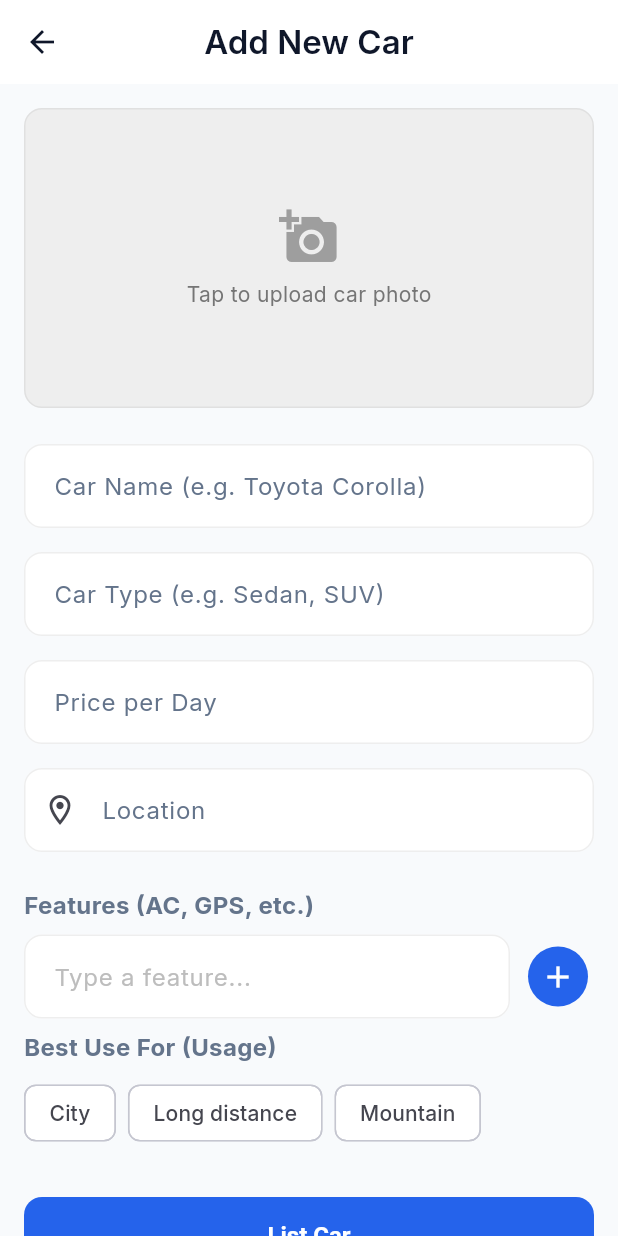
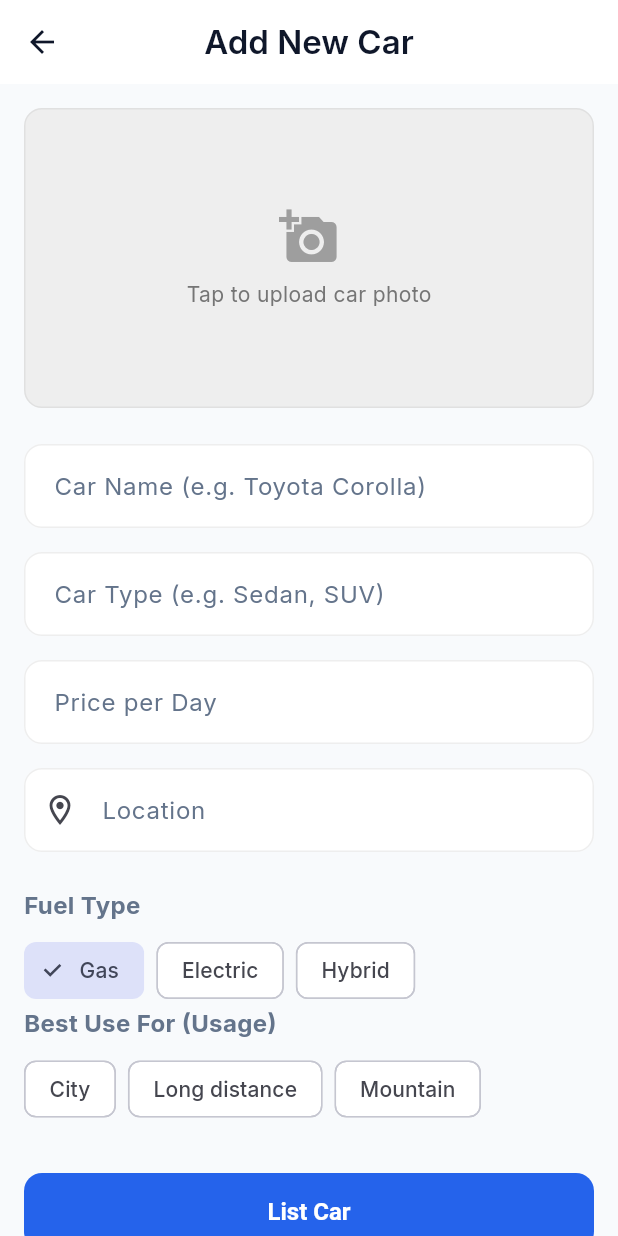
Before and after one commit to Mussiee/Car_Rental, a Flutter app: the AddCarScreen screen opened directly, on a phone screen of 412 x 824 dp. Run offline on Flutter 3.47's test engine with Material 3 defaults, Android fonts, the phone set to English and light mode, and no system bars; our stand-ins replace cached_network_image, cloud_firestore, firebase_auth, firebase_core, flutter_dotenv, google_fonts and 2 more; accounts and stored records are empty.

Commit message:
fix: added a way to tell car fuel types

```diff
--- a/lib/core/models/car.dart
+++ b/lib/core/models/car.dart
@@ -7,7 +7,7 @@ class Car {
   final double rating;
   final String image;
   final int routeFitScore;
-  final List<String> features;
+  final String fuelType; // Gas, Electric, Hybrid
   final List<String> suitable;
   final String location;
   final List<String> usage; // city, long distance, mountain
@@ -21,7 +21,7 @@ class Car {
     required this.rating,
     required this.image,
     required this.routeFitScore,
-    required this.features,
+    required this.fuelType,
     required this.suitable,
     required this.location,
     required this.usage,
@@ -37,7 +37,9 @@ class Car {
       rating: (data['rating'] ?? 0).toDouble(),
       image: data['image'] ?? '',
       routeFitScore: data['routeFitScore'] ?? 0,
-      features: List<String>.from(data['features'] ?? []),
+      fuelType: (data['features'] is List && (data['features'] as List).isNotEmpty)
+          ? (data['features'] as List).first.toString()
+          : data['fuelType'] ?? 'Gas',
       suitable: List<String>.from(data['suitable'] ?? []),
       location: data['location'] ?? '',
       usage: List<String>.from(data['usage'] ?? []),
@@ -53,7 +55,7 @@ class Car {
       'rating': rating,
       'image': image,
       'routeFitScore': routeFitScore,
-      'features': features,
+      'features': [fuelType],
       'suitable': suitable,
       'location': location,
       'usage': usage,
--- a/lib/features/cars/car_details_screen.dart
+++ b/lib/features/cars/car_details_screen.dart
@@ -104,11 +104,18 @@ class CarDetailsScreen extends StatelessWidget {
                       Container(padding: const EdgeInsets.symmetric(horizontal: 12, vertical: 4), decoration: BoxDecoration(color: Theme.of(context).primaryColor.withOpacity(0.1), borderRadius: BorderRadius.circular(8)), child: Text(car.type, style: TextStyle(color: Theme.of(context).primaryColor, fontWeight: FontWeight.bold))),
                     ]),
                     const SizedBox(height: 24),
-                    Text('Features', style: Theme.of(context).textTheme.titleMedium?.copyWith(fontWeight: FontWeight.bold)),
+                    Text('Fuel Type', style: Theme.of(context).textTheme.titleMedium?.copyWith(fontWeight: FontWeight.bold)),
                     const SizedBox(height: 8),
-                    Wrap(spacing: 8, runSpacing: 8, children: car.features.isEmpty
-                        ? [const Text('No features listed', style: TextStyle(color: Colors.grey, fontSize: 12))]
-                        : car.features.map((feature) => Chip(label: Text(feature), backgroundColor: Colors.grey[100], labelStyle: const TextStyle(fontSize: 12))).toList()),
+                    Chip(
+                      avatar: Icon(
+                        car.fuelType == 'Electric' ? Icons.electric_car :
+                        car.fuelType == 'Hybrid' ? Icons.eco : Icons.local_gas_station,
+                        size: 18,
+                      ),
+                      label: Text(car.fuelType),
+                      backgroundColor: Colors.grey[100],
+                      labelStyle: const TextStyle(fontSize: 12),
+                    ),
                     const SizedBox(height: 24),
                     Text('Best Used For', style: Theme.of(context).textTheme.titleMedium?.copyWith(fontWeight: FontWeight.bold)),
                     const SizedBox(height: 8),
--- a/lib/features/cars/edit_car_screen.dart
+++ b/lib/features/cars/edit_car_screen.dart
@@ -23,8 +23,8 @@ class _EditCarScreenState extends State<EditCarScreen> {
   late TextEditingController _typeCtrl;
   late TextEditingController _priceCtrl;
   late TextEditingController _locationCtrl;
-  final _featureCtrl = TextEditingController();
-  List<String> _features = [];
+  String _selectedFuelType = 'Gas';
+  final List<String> _fuelTypes = ['Gas', 'Electric', 'Hybrid'];
   List<String> _selectedUsage = [];
   final List<String> _usageOptions = ['city', 'long distance', 'mountain'];
   XFile? _pickedFile;
@@ -39,13 +39,13 @@ class _EditCarScreenState extends State<EditCarScreen> {
     _priceCtrl = TextEditingController(text: widget.car.price.toString());
     _locationCtrl = TextEditingController(text: widget.car.location);
     _selectedUsage = List.from(widget.car.usage);
-    _features = List.from(widget.car.features);
+    _selectedFuelType = widget.car.fuelType;
   }
 
   @override
   void dispose() {
     _nameCtrl.dispose(); _typeCtrl.dispose(); _priceCtrl.dispose();
-    _locationCtrl.dispose(); _featureCtrl.dispose();
+    _locationCtrl.dispose();
     super.dispose();
   }
 
@@ -85,15 +85,12 @@ class _EditCarScreenState extends State<EditCarScreen> {
             const SizedBox(height: 16),
             TextFormField(controller: _locationCtrl, decoration: const InputDecoration(labelText: 'Location', prefixIcon: Icon(Icons.location_on_outlined)), validator: (v) => v!.isEmpty ? 'Required' : null),
             const SizedBox(height: 24),
-            const Text('Features', style: TextStyle(fontWeight: FontWeight.bold, fontSize: 16)),
+            const Text('Fuel Type', style: TextStyle(fontWeight: FontWeight.bold, fontSize: 16)),
             const SizedBox(height: 8),
-            Row(children: [
-              Expanded(child: TextFormField(controller: _featureCtrl, decoration: const InputDecoration(hintText: 'Add feature (AC, GPS...)'), onFieldSubmitted: (v) { if (v.trim().isNotEmpty) { setState(() { _features.add(v.trim()); _featureCtrl.clear(); }); } })),
-              const SizedBox(width: 8),
-              IconButton.filled(onPressed: () { if (_featureCtrl.text.trim().isNotEmpty) { setState(() { _features.add(_featureCtrl.text.trim()); _featureCtrl.clear(); }); } }, icon: const Icon(Icons.add)),
-            ]),
-            const SizedBox(height: 8),
-            Wrap(spacing: 8, children: _features.map((f) => Chip(label: Text(f), onDeleted: () => setState(() => _features.remove(f)))).toList()),
+            Wrap(spacing: 8, children: _fuelTypes.map((fuel) {
+              final isSelected = _selectedFuelType == fuel;
+              return ChoiceChip(label: Text(fuel), selected: isSelected, onSelected: (_) => setState(() => _selectedFuelType = fuel));
+            }).toList()),
             const Text('Best Use For (Usage)', style: TextStyle(fontWeight: FontWeight.bold, fontSize: 16)),
             const SizedBox(height: 8),
             Wrap(spacing: 8, children: _usageOptions.map((opt) {
@@ -123,7 +120,7 @@ class _EditCarScreenState extends State<EditCarScreen> {
       if (_pickedFile != null) {
         imageUrl = await storage.uploadImage(_pickedFile!, 'cars/${DateTime.now().millisecondsSinceEpoch}_${widget.car.ownerId}.jpg');
       }
-      final updatedCar = Car(id: widget.car.id, ownerId: widget.car.ownerId, name: _nameCtrl.text.trim(), type: _typeCtrl.text.trim(), price: double.parse(_priceCtrl.text.trim()), rating: widget.car.rating, image: imageUrl, routeFitScore: widget.car.routeFitScore, features: _features, suitable: widget.car.suitable, location: _locationCtrl.text.trim(), usage: _selectedUsage);
+      final updatedCar = Car(id: widget.car.id, ownerId: widget.car.ownerId, name: _nameCtrl.text.trim(), type: _typeCtrl.text.trim(), price: double.parse(_priceCtrl.text.trim()), rating: widget.car.rating, image: imageUrl, routeFitScore: widget.car.routeFitScore, fuelType: _selectedFuelType, suitable: widget.car.suitable, location: _locationCtrl.text.trim(), usage: _selectedUsage);
       await firestore.createCar(updatedCar);
       if (mounted) { Navigator.pop(context); ScaffoldMessenger.of(context).showSnackBar(const SnackBar(content: Text('Car listing updated!'))); }
     } catch (e) {
--- a/lib/features/owner/owner_cars_screen.dart
+++ b/lib/features/owner/owner_cars_screen.dart
@@ -164,8 +164,8 @@ class _AddCarScreenState extends State<AddCarScreen> {
   final _typeCtrl = TextEditingController();
   final _priceCtrl = TextEditingController();
   final _locationCtrl = TextEditingController();
-  final _featureCtrl = TextEditingController();
-  List<String> _features = [];
+  String _selectedFuelType = 'Gas';
+  final List<String> _fuelTypes = ['Gas', 'Electric', 'Hybrid'];
   List<String> _selectedUsage = [];
   final List<String> _usageOptions = ['city', 'long distance', 'mountain'];
   XFile? _pickedFile;
@@ -180,7 +180,7 @@ class _AddCarScreenState extends State<AddCarScreen> {
   @override
   void dispose() {
     _nameCtrl.dispose(); _typeCtrl.dispose(); _priceCtrl.dispose();
-    _locationCtrl.dispose(); _featureCtrl.dispose();
+    _locationCtrl.dispose();
     super.dispose();
   }
 
@@ -213,15 +213,12 @@ class _AddCarScreenState extends State<AddCarScreen> {
             const SizedBox(height: 16),
             TextFormField(controller: _locationCtrl, decoration: const InputDecoration(labelText: 'Location', prefixIcon: Icon(Icons.location_on_outlined)), validator: (v) => v!.isEmpty ? 'Required' : null),
             const SizedBox(height: 24),
-            const Text('Features (AC, GPS, etc.)', style: TextStyle(fontWeight: FontWeight.bold, fontSize: 16)),
+            const Text('Fuel Type', style: TextStyle(fontWeight: FontWeight.bold, fontSize: 16)),
             const SizedBox(height: 8),
-            Row(children: [
-              Expanded(child: TextFormField(controller: _featureCtrl, decoration: const InputDecoration(hintText: 'Type a feature...'), onFieldSubmitted: (v) { if (v.trim().isNotEmpty) { setState(() { _features.add(v.trim()); _featureCtrl.clear(); }); } })),
-              const SizedBox(width: 8),
-              IconButton.filled(onPressed: () { if (_featureCtrl.text.trim().isNotEmpty) { setState(() { _features.add(_featureCtrl.text.trim()); _featureCtrl.clear(); }); } }, icon: const Icon(Icons.add)),
-            ]),
-            const SizedBox(height: 8),
-            Wrap(spacing: 8, children: _features.map((f) => Chip(label: Text(f), onDeleted: () => setState(() => _features.remove(f)))).toList()),
+            Wrap(spacing: 8, children: _fuelTypes.map((fuel) {
+              final isSelected = _selectedFuelType == fuel;
+              return ChoiceChip(label: Text(fuel), selected: isSelected, onSelected: (_) => setState(() => _selectedFuelType = fuel));
+            }).toList()),
             const Text('Best Use For (Usage)', style: TextStyle(fontWeight: FontWeight.bold, fontSize: 16)),
             const SizedBox(height: 8),
             Wrap(spacing: 8, children: _usageOptions.map((opt) {
@@ -250,7 +247,7 @@ class _AddCarScreenState extends State<AddCarScreen> {
       final user = context.read<AuthService>().currentUser;
       final storage = StorageService();
       final imageUrl = await storage.uploadImage(_pickedFile!, 'cars/${DateTime.now().millisecondsSinceEpoch}_${user!.uid}.jpg');
-      final car = Car(id: DateTime.now().millisecondsSinceEpoch.toString(), name: _nameCtrl.text.trim(), type: _typeCtrl.text.trim(), price: double.parse(_priceCtrl.text.trim()), rating: 0, image: imageUrl, routeFitScore: 80, ownerId: user.uid, features: _features, suitable: [], location: _locationCtrl.text.trim(), usage: _selectedUsage);
+      final car = Car(id: DateTime.now().millisecondsSinceEpoch.toString(), name: _nameCtrl.text.trim(), type: _typeCtrl.text.trim(), price: double.parse(_priceCtrl.text.trim()), rating: 0, image: imageUrl, routeFitScore: 80, ownerId: user.uid, fuelType: _selectedFuelType, suitable: [], location: _locationCtrl.text.trim(), usage: _selectedUsage);
       await firestore.createCar(car);
       if (mounted) { Navigator.pop(context); ScaffoldMessenger.of(context).showSnackBar(const SnackBar(content: Text('Car Listed Successfully!'))); }
     } catch (e) {
```
Also changed, not shown: lib/core/services/data_seeder.dart (+48 -59 lines), lib/features/owner/owner_requests_screen.dart (+44 -1 lines), lib/features/user/user_bookings_screen.dart (+41 -0 lines), lib/features/user/user_home_screen.dart (+12 -27 lines), 1 other file.
